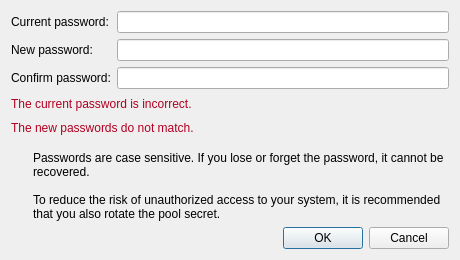
Qt form src/xenadmin-ui/dialogs/changeserverpassworddialog.ui (benapetr/XenAdminQt) before a commit.
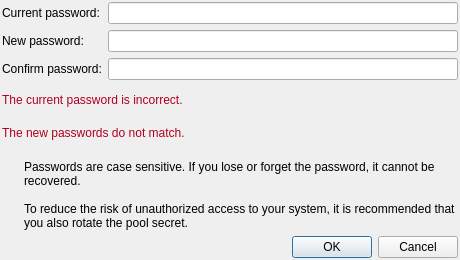
The same form after that commit.

What changed in the file:
```diff
--- a/src/xenadmin-ui/dialogs/changeserverpassworddialog.ui
+++ b/src/xenadmin-ui/dialogs/changeserverpassworddialog.ui
@@ -14,6 +14,18 @@
    <string>Change Server Password</string>
   </property>
   <layout class="QVBoxLayout" name="verticalLayout">
+   <property name="leftMargin">
+    <number>2</number>
+   </property>
+   <property name="topMargin">
+    <number>2</number>
+   </property>
+   <property name="rightMargin">
+    <number>2</number>
+   </property>
+   <property name="bottomMargin">
+    <number>2</number>
+   </property>
    <item>
     <layout class="QFormLayout" name="formLayout">
      <item row="0" column="0">
```
Left out of the diff: 34 changed lines with no effect on the pictures.
